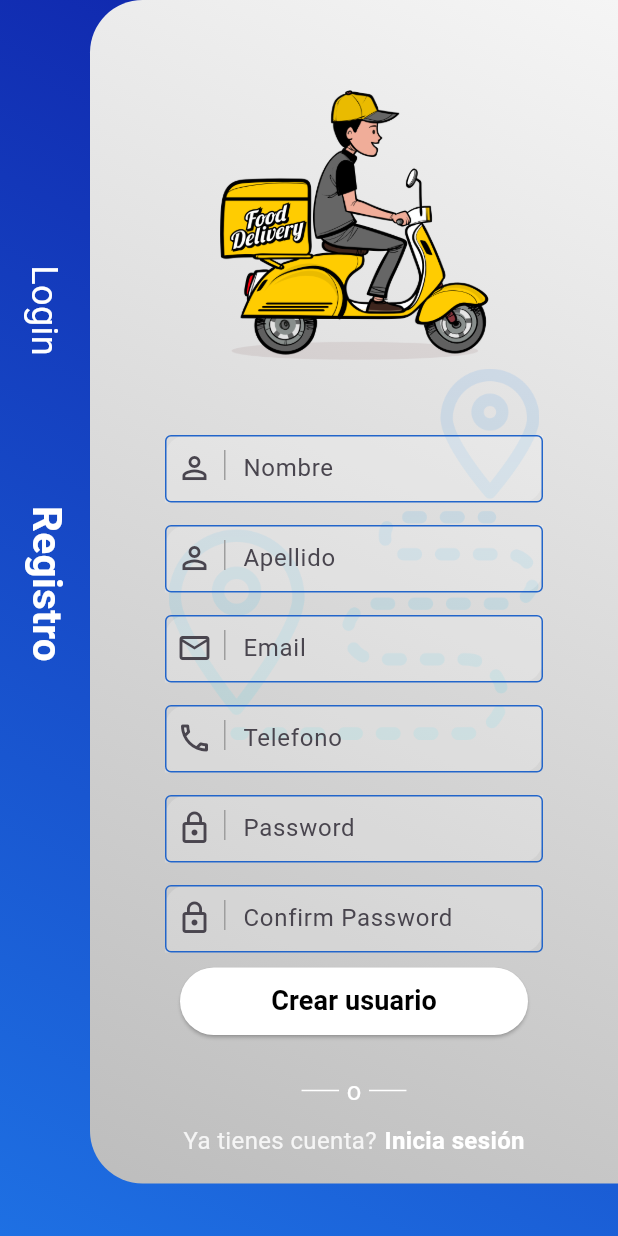
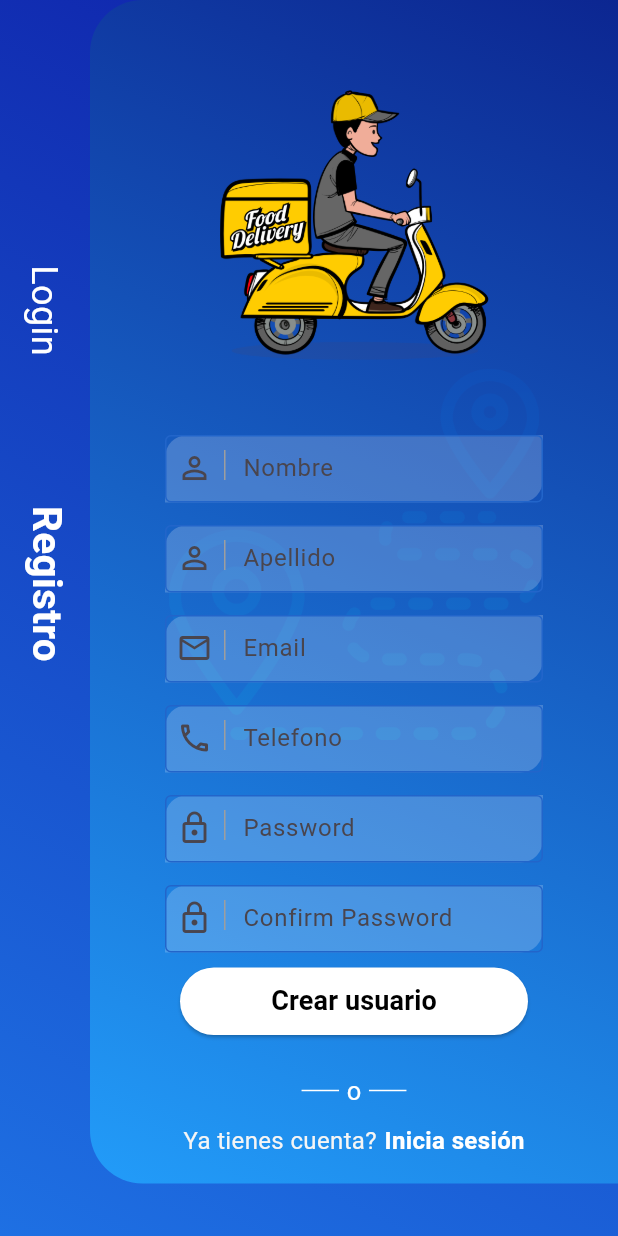
Before and after one commit to cheko30/indriver-clone, a Flutter app: the RegisterPage screen opened by its route, on a phone screen of 412 x 824 dp. Run offline on Flutter 3.47's test engine with Material 3 defaults, Android fonts, the phone set to English and light mode, and no system bars.

Commit message:
update the background color

```diff
--- a/lib/src/presentation/pages/auth/register/RegisterContent.dart
+++ b/lib/src/presentation/pages/auth/register/RegisterContent.dart
@@ -1,6 +1,5 @@
 import 'package:flutter/material.dart';
 import 'package:indrive_clone_flutter/src/presentation/pages/widgets/DefaultButton.dart';
-import 'package:indrive_clone_flutter/src/presentation/pages/widgets/DefaultTextField.dart';
 import 'package:indrive_clone_flutter/src/presentation/pages/widgets/DefaultTextFieldOutlined.dart';
 
 class RegisterContent extends StatelessWidget {
@@ -45,8 +44,8 @@ class RegisterContent extends StatelessWidget {
                   begin: Alignment.topRight,
                   end: Alignment.bottomLeft,
                   colors: const [
-                    Color.fromARGB(255, 245, 245, 245),
-                    Color.fromARGB(255, 189, 189, 189),
+                    Color.fromARGB(255, 12, 38, 145),
+                    Color.fromARGB(255, 34, 156, 249),
                   ])),
           child: Stack(
             children: [
```
